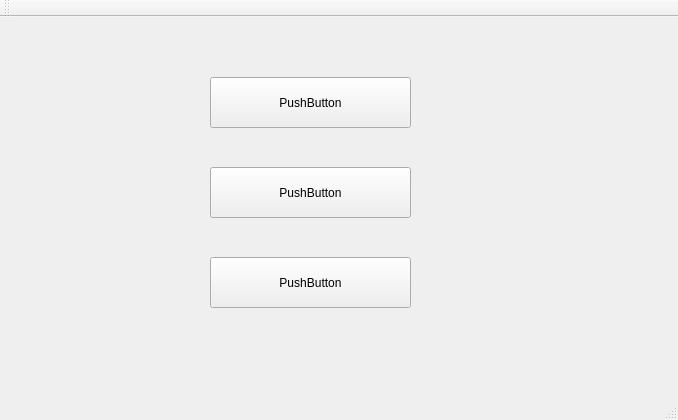
Old version of the form mainwindow.ui in the repository czhnju161220026/Graphics-final-project.
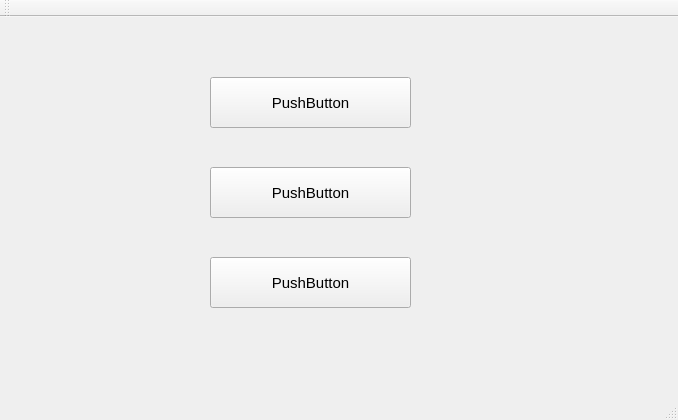
New version of the form.

```diff
--- a/mainwindow.ui
+++ b/mainwindow.ui
@@ -13,6 +13,15 @@
     <height>420</height>
    </rect>
   </property>
+  <property name="font">
+   <font>
+    <family>Microsoft YaHei UI</family>
+    <pointsize>11</pointsize>
+    <weight>50</weight>
+    <italic>false</italic>
+    <bold>false</bold>
+   </font>
+  </property>
   <property name="mouseTracking">
    <bool>true</bool>
   </property>
```
Left out of the diff: 4 changed lines with no effect on the pictures.
